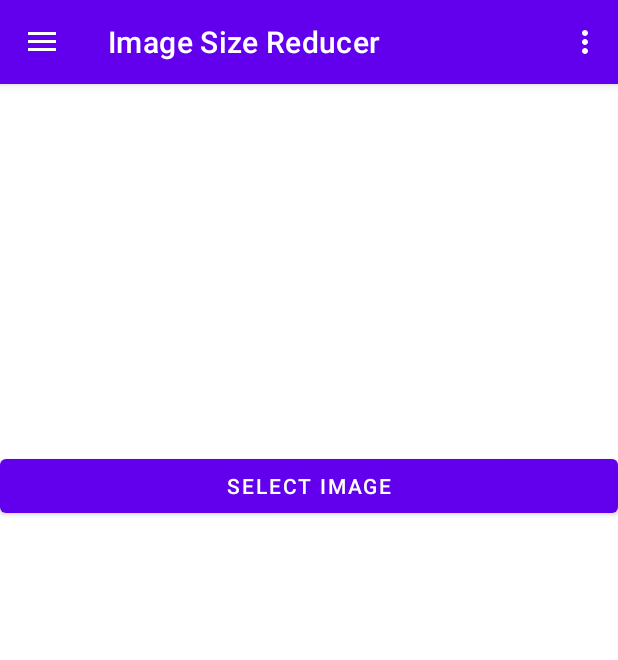
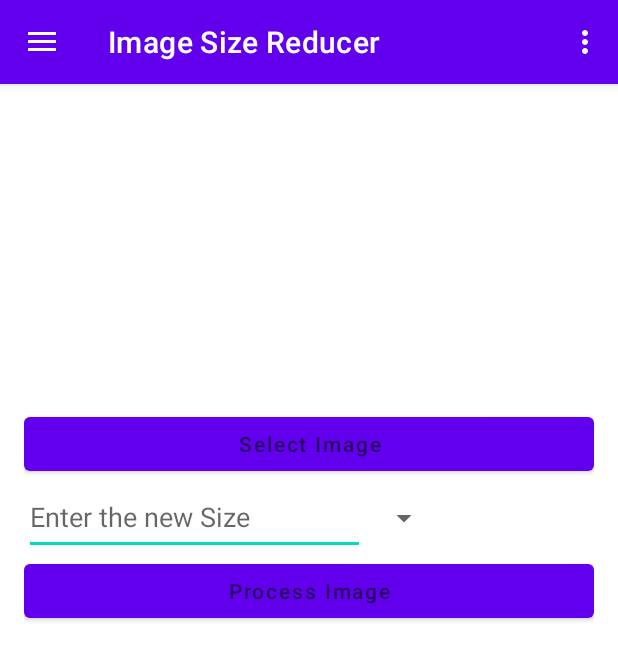
Before and after one commit to Chetan-Goyal/Image-Size-Reducer, an Android app: the screen it shows after launch (MainActivity), on a phone screen of 412 x 824 dp. Shown: the top 660 px of the screen. Run offline under Robolectric (Android 15) with nearby library versions, the phone set to English and light mode, and no system bars; our stand-ins replace navigation-ui; pictures from the network do not load.

Commit message:
Adds Process Image button quality selection filters Currently, Specified Quality is not considered

```diff
--- a/app/build.gradle
+++ b/app/build.gradle
@@ -49,4 +49,5 @@ dependencies {
     androidTestImplementation 'androidx.test.espresso:espresso-core:3.4.0'
 
     implementation 'id.zelory:compressor:3.0.1'
+    implementation "androidx.constraintlayout:constraintlayout:2.1.4"
 }
--- a/app/src/main/java/com/docimagetools/app/ui/image_size_reducer/ImageSizeReducerFragment.kt
+++ b/app/src/main/java/com/docimagetools/app/ui/image_size_reducer/ImageSizeReducerFragment.kt
@@ -8,10 +8,12 @@ import android.util.Log
 import android.view.LayoutInflater
 import android.view.View
 import android.view.ViewGroup
-import android.widget.Button
+import android.widget.*
 import androidx.core.net.toUri
+import androidx.core.widget.addTextChangedListener
 import androidx.fragment.app.Fragment
 import androidx.lifecycle.ViewModelProvider
+import com.docimagetools.app.R
 import com.docimagetools.app.databinding.FragmentImageSizeReducerBinding
 import kotlinx.coroutines.*
 import java.io.File
@@ -55,6 +57,59 @@ class ImageSizeReducerFragment : Fragment() {
             startActivityForResult(chooserIntent, pickImage)
         }
 
+        val imageSizeUnits = resources.getStringArray(R.array.imageSizeUnits)
+
+        // access the spinner
+        val spinner = root.findViewById<Spinner>(R.id.sizeDropDown)
+        spinner.setSelection(0, true);
+        if (spinner != null) {
+            val adapter = ArrayAdapter<String>(
+                root.context,
+                android.R.layout.simple_spinner_item, imageSizeUnits
+            )
+            spinner.adapter = adapter
+
+            spinner.onItemSelectedListener = object :
+                AdapterView.OnItemSelectedListener {
+                override fun onItemSelected(
+                    parent: AdapterView<*>,
+                    view: View, position: Int, id: Long
+                ) {
+                    Toast.makeText(
+                        root.context,
+                        id.toString() + " " +
+                                "" + imageSizeUnits[position], Toast.LENGTH_SHORT
+                    ).show()
+                }
+
+                override fun onNothingSelected(parent: AdapterView<*>) {
+                    // write code to perform some action
+                }
+            }
+        }
+
+        root.findViewById<EditText>(R.id.editText)?.addTextChangedListener(
+            afterTextChanged = {
+
+            },
+            onTextChanged = { s, start, before, count ->
+//                Toast.makeText(root.context, "On text change: " + s, Toast.LENGTH_SHORT).show();
+            },
+            beforeTextChanged = { s, start, before, count ->
+//                Toast.makeText(root.context, "before text change:" + s, Toast.LENGTH_SHORT)
+//                    .show();
+            }
+        )
+
+        root.findViewById<Button>(R.id.processImage)?.setOnClickListener {
+            uiScope.launch(Dispatchers.IO) {
+                //asyncOperation
+                withContext(Dispatchers.Main) {
+                    compress()
+                }
+            }
+        }
+
         return root
     }
 
@@ -72,12 +127,10 @@ class ImageSizeReducerFragment : Fragment() {
                 if (actualImage == null) {
                     Log.i("", "Image is null")
                 } else {
-                    uiScope.launch(Dispatchers.IO) {
-                        //asyncOperation
-                        withContext(Dispatchers.Main) {
-                            compress(actualImage)
-                        }
-                    }
+                    val imageSizeReducerViewModel =
+                        ViewModelProvider(this).get(ImageSizeReducerViewModel::class.java)
+                    imageSizeReducerViewModel.originalImage = actualImage
+                    binding.selectedImageView.setImageURI(actualImage.toUri())
                 }
             } catch (e: IOException) {
                 e.printStackTrace()
@@ -85,12 +138,14 @@ class ImageSizeReducerFragment : Fragment() {
         }
     }
 
-    private suspend fun compress(data: File?) {
-        if (data != null) {
-            val imageSizeReducerViewModel =
-                ViewModelProvider(this).get(ImageSizeReducerViewModel::class.java)
-            val compressedImage = imageSizeReducerViewModel.compress(binding.root.context, data)
-            binding.selectedImageView.setImageURI(compressedImage.toUri())
+    private suspend fun compress() {
+        val imageSizeReducerViewModel =
+            ViewModelProvider(this).get(ImageSizeReducerViewModel::class.java)
+        if (imageSizeReducerViewModel.originalImage != null) {
+            val compressedImage = imageSizeReducerViewModel.compress(binding.root.context, imageSizeReducerViewModel.originalImage!!)
+            binding.compressedImage.setImageURI(compressedImage.toUri())
+        } else{
+            Toast.makeText(this.context, "Please select your Image first!", Toast.LENGTH_SHORT)
         }
     }
 
--- a/app/src/main/java/com/docimagetools/app/ui/image_size_reducer/ImageSizeReducerViewModel.kt
+++ b/app/src/main/java/com/docimagetools/app/ui/image_size_reducer/ImageSizeReducerViewModel.kt
@@ -2,6 +2,7 @@ package com.docimagetools.app.ui.image_size_reducer
 
 import android.content.Context
 import android.graphics.Bitmap
+import android.util.Log
 import androidx.lifecycle.ViewModel
 import id.zelory.compressor.Compressor
 import id.zelory.compressor.constraint.format
@@ -11,14 +12,16 @@ import id.zelory.compressor.constraint.size
 import java.io.File
 
 class ImageSizeReducerViewModel : ViewModel() {
+    var originalImage: File? = null;
 
     suspend fun compress(context: Context, file: File): File {
         val compressedImageFile = Compressor.compress(context, file) {
-            resolution(1280, 720)
-            quality(80)
-            format(Bitmap.CompressFormat.WEBP)
-            size(1024) // 1 KB
+//            resolution(1280, 720)
+//            quality(80)
+            format(Bitmap.CompressFormat.JPEG)
+            size(100* 1024, maxIteration = 10) // 1 KB
         }
+        Log.i("", "File Size: ${compressedImageFile.length()}")
         return compressedImageFile
 
     }
--- a/app/src/main/res/layout/fragment_image_size_reducer.xml
+++ b/app/src/main/res/layout/fragment_image_size_reducer.xml
@@ -1,39 +1,62 @@
 <?xml version="1.0" encoding="utf-8"?>
-<androidx.constraintlayout.widget.ConstraintLayout xmlns:android="http://schemas.android.com/apk/res/android"
-    xmlns:app="http://schemas.android.com/apk/res-auto"
-    xmlns:tools="http://schemas.android.com/tools"
+
+<RelativeLayout xmlns:android="http://schemas.android.com/apk/res/android"
     android:layout_width="match_parent"
     android:layout_height="match_parent"
-    tools:context=".ui.image_size_reducer.ImageSizeReducerFragment">
+    android:paddingLeft="16dp"
+    android:paddingRight="16dp" >
 
-
-    <TextView
-        android:id="@+id/text_home"
+    <LinearLayout
         android:layout_width="match_parent"
-        android:layout_height="wrap_content"
-        android:layout_marginStart="8dp"
-        android:layout_marginTop="8dp"
-        android:layout_marginEnd="8dp"
-        android:textAlignment="center"
-        android:textSize="20sp"
-        app:layout_constraintBottom_toBottomOf="parent"
-        app:layout_constraintEnd_toEndOf="parent"
-        app:layout_constraintStart_toStartOf="parent"
-        app:layout_constraintTop_toTopOf="parent" />
+        android:layout_height="match_parent"
+        android:orientation="vertical">
 
         <ImageView
             android:id="@+id/selectedImageView"
             android:layout_width="match_parent"
-        android:layout_height="200dp"
-        app:layout_constraintStart_toStartOf="parent"
-        app:layout_constraintTop_toTopOf="parent"
-        tools:src="@tools:sample/avatars" />
+            android:layout_height="200dp" />
 
         <Button
             android:id="@+id/selectImage"
             android:layout_width="match_parent"
             android:layout_height="wrap_content"
-        android:layout_marginTop= "228dp"
-        android:text="Select Image"
-        app:layout_constraintTop_toTopOf="parent" />
-</androidx.constraintlayout.widget.ConstraintLayout>
+            android:hint="Select Image"
+            android:textColor="@color/white" />
+
+        <LinearLayout
+            android:layout_width="match_parent"
+            android:layout_height="wrap_content"
+            android:orientation="horizontal">
+            <EditText
+                android:id="@+id/editText"
+                android:layout_width="227dp"
+                android:layout_height="50dp"
+                android:importantForAutofill="no"
+                android:inputType="text"
+                android:minHeight="48dp"
+                android:hint="Enter the new Size" />
+
+            <Spinner
+                android:id="@+id/sizeDropDown"
+                android:layout_width="50dp"
+                android:layout_height="wrap_content"
+                android:minHeight="48dp" />
+        </LinearLayout>
+
+        <Button
+            android:id="@+id/processImage"
+            android:layout_width="match_parent"
+            android:layout_height="wrap_content"
+            android:hint="Process Image"
+            android:textColor="@color/white" />
+
+        <ImageView
+            android:id="@+id/compressedImage"
+            android:layout_width="match_parent"
+            android:layout_height="200dp" />
+
+
+    </LinearLayout>
+
+
+</RelativeLayout>
--- a/app/src/main/res/values/strings.xml
+++ b/app/src/main/res/values/strings.xml
@@ -10,4 +10,9 @@
     <string name="menu_size_reducer">Image Size Reducer</string>
     <string name="menu_resolution_changer">Image Resolution Changer</string>
     <string name="menu_about">About</string>
+
+    <string-array name="imageSizeUnits">
+        <item>KB</item>
+        <item>MB</item>
+    </string-array>
 </resources>
```
Lines whose indentation alone changed are shown as unchanged.
